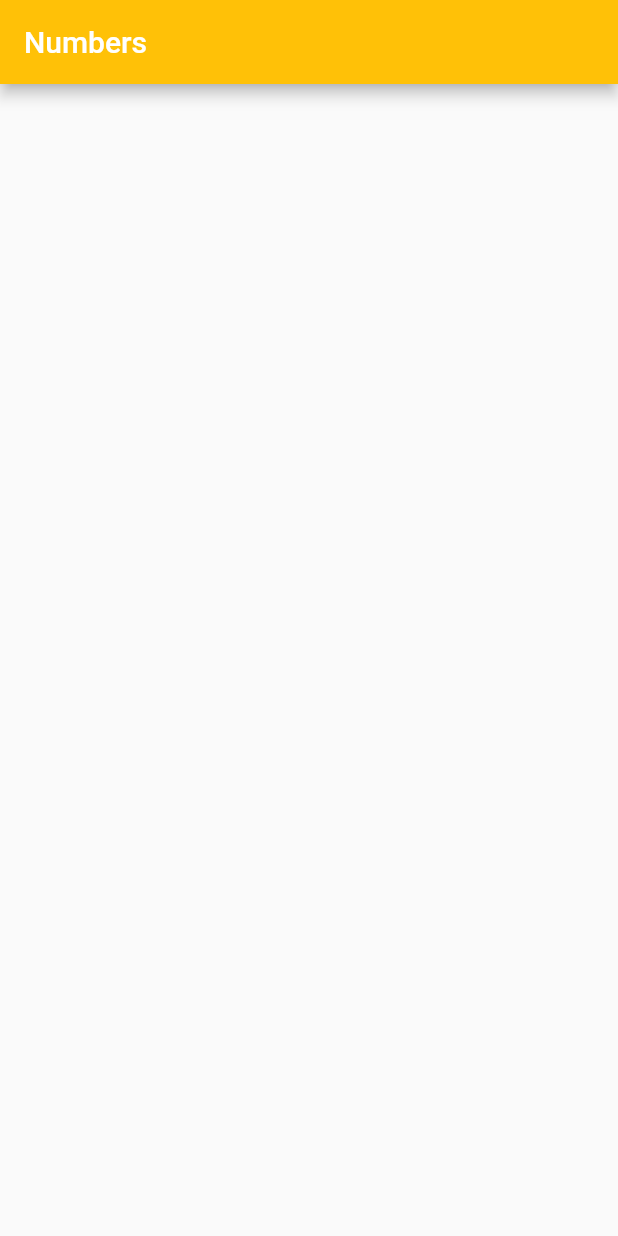
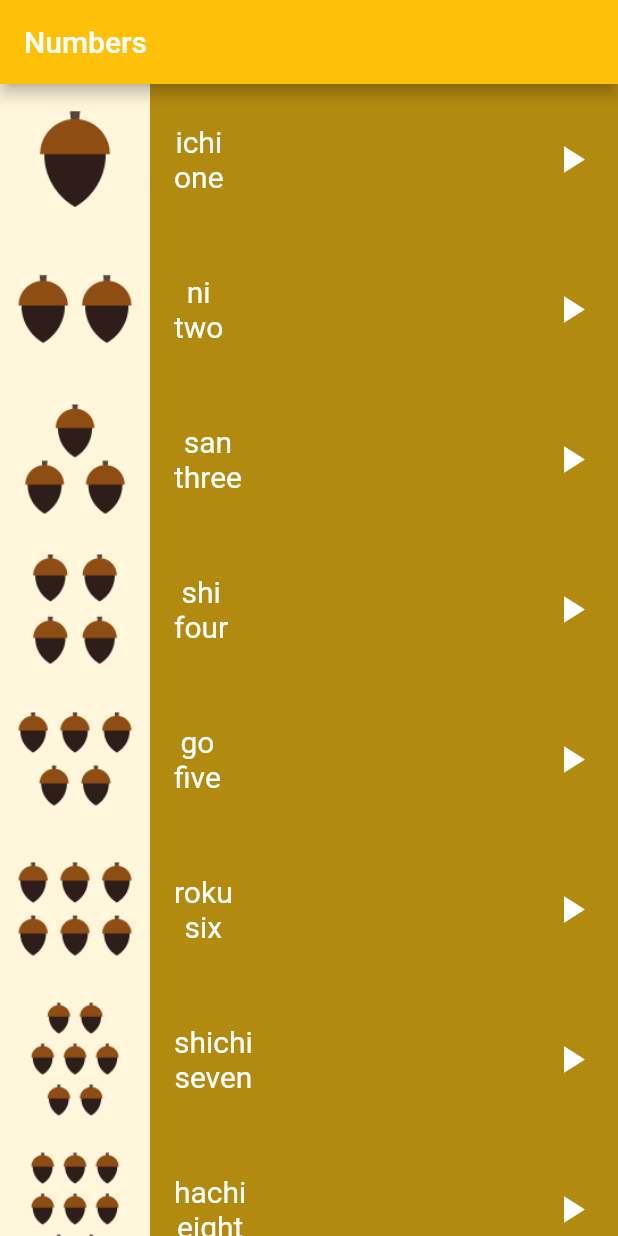
Before and after one commit to MOoRoshdy/FLUTTER_PROJECTS_APP, a Flutter app: the screen it shows after launch, after a tap on "Numbers", on a phone screen of 412 x 824 dp. Run offline on Flutter 3.47's test engine with Material 2 defaults, Android fonts, the phone set to English and light mode, and no system bars.

Commit message:
bake to save point ' before error'

```diff
--- a/language_learn_app/lib/components/item.dart
+++ b/language_learn_app/lib/components/item.dart
@@ -34,14 +34,11 @@ class Item extends StatelessWidget {
           ),
           Padding(
               padding: const EdgeInsets.only(right: 16),
-              child: IconButton(
-                onPressed: () {},
-                icon: Icon(
-                  Icons.play_arrow,
-                  color: Colors.white,
-                  size: 28,
-                ),
-              ))
+              child: Icon(
+                Icons.play_arrow,
+                color: Colors.white,
+                size: 30,
+              )),
         ],
       ),
     );
--- a/language_learn_app/lib/screens/numbers_page.dart
+++ b/language_learn_app/lib/screens/numbers_page.dart
@@ -1,4 +1,4 @@
-import 'dart:js_util';
+// import 'dart:js_util';
 
 import 'package:flutter/material.dart';
 import 'package:language_learn_app/components/item.dart';
@@ -58,20 +58,16 @@ class NumbersPage extends StatelessWidget {
               title: Text('Numbers'),
               backgroundColor: Colors.amber,
             ),
-          body: ListView.builder(
-            itemCount: numbers.length,
-            itemBuilder: (context, indx) {
-              Item(number: numbers[indx]);
-            },
-          )),
-    );
+            body: ListView(
+              children: getList(numbers),
+            )));
   }
 
-  // List<Widget> getList(List<Number> numbers) {
-  //   List<Widget> itemsList = [];
-  //   for (int i = 0; i < numbers.length; i++) {
-  //     itemsList.add(Item(number: numbers[i]));
-  //   }
-  //   return itemsList;
-  // }
+  List<Widget> getList(List<Number> numbers) {
+    List<Widget> itemsList = [];
+    for (int i = 0; i < numbers.length; i++) {
+      itemsList.add(Item(number: numbers[i]));
     }
+    return itemsList;
+  }
+}
--- a/language_learn_app/pubspec.yaml
+++ b/language_learn_app/pubspec.yaml
@@ -37,7 +37,6 @@ dependencies:
   cupertino_icons: ^1.0.2
 
 dev_dependencies:
-  audioplayers: ^5.2.0
   flutter_test:
     sdk: flutter
 
```
Also changed, not shown: language_learn_app/pubspec.lock. Lines whose indentation alone changed are shown as unchanged.
